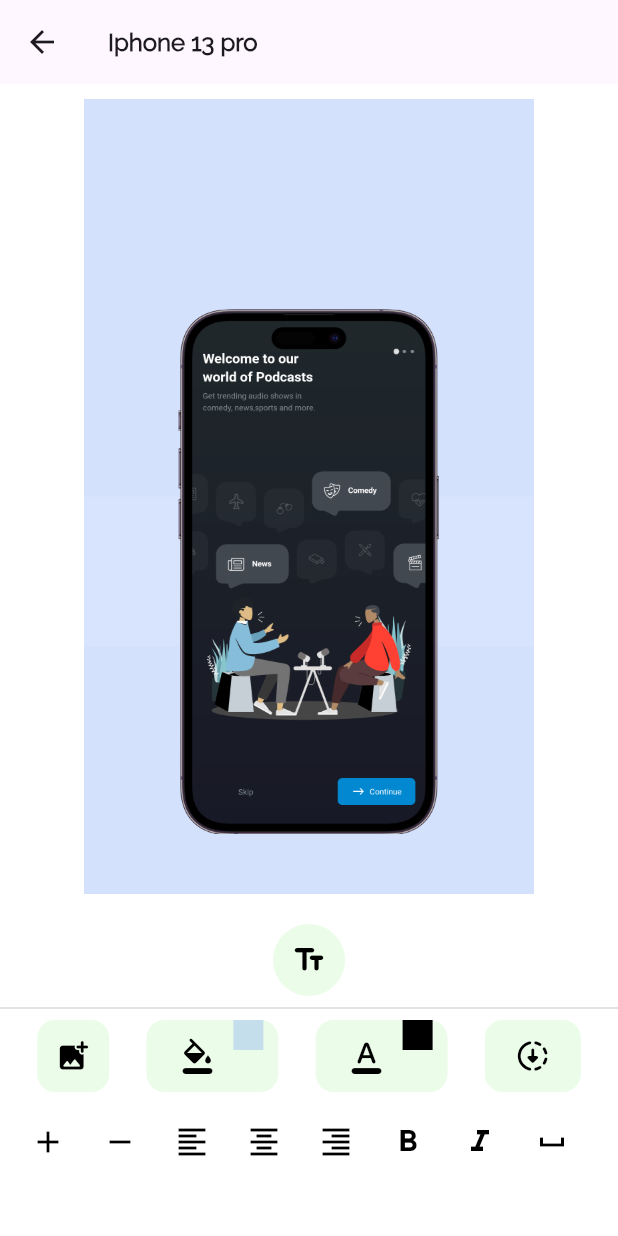
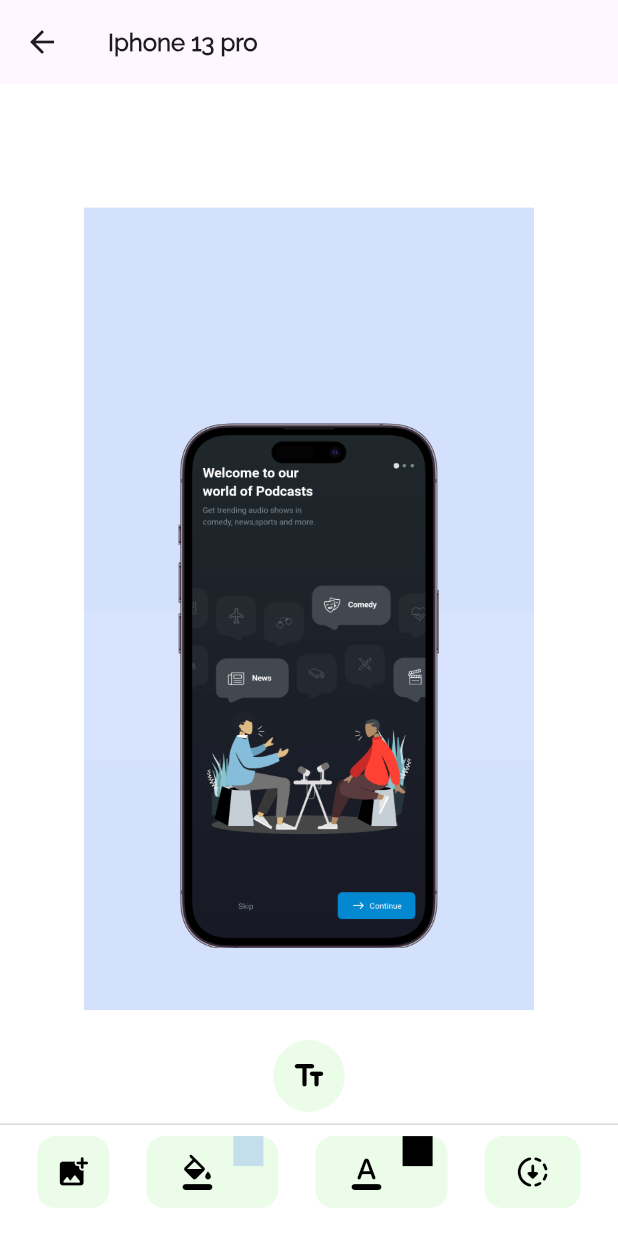
Before and after one commit to rashi874/Abox, a Flutter app: the screen it shows after launch, scrolled down 50 dp, after a tap on "Iphone 13 pro", on a phone screen of 412 x 824 dp. Run offline on Flutter 3.47's test engine with Material 2 defaults, Android fonts, the phone set to English and light mode, and no system bars; drawn by our look-alikes of screenshot; our stand-ins replace flutter_colorpicker, fluttertoast, google_mobile_ads, image_gallery_saver, image_picker, permission_handler; network calls fail.

Commit message:
version 2.0.1

```diff
--- a/lib/view/widgets/horizontal_view/widget/horizontal_edit.dart
+++ b/lib/view/widgets/horizontal_view/widget/horizontal_edit.dart
@@ -42,7 +42,6 @@ class HorizontalEditing extends StatelessWidget {
               child: Screenshot(
                 controller: appservices.screenshotController,
                 child: Container(
-                  height: 200,
                   width: double.infinity,
                   decoration: BoxDecoration(
                     color: appservices.bgcolor,
--- a/lib/view/widgets/vertical_view/verticle_editing.dart
+++ b/lib/view/widgets/vertical_view/verticle_editing.dart
@@ -30,13 +30,15 @@ class VerticleEditing extends StatelessWidget {
               style: const TextStyle(fontSize: 16, fontWeight: FontWeight.bold),
             ),
           ),
-          body: ListView(children: [
-            kbox10,
+          body: Column(children: [
+            SizedBox(
+              height: MediaQuery.of(context).size.width * 0.2,
+            ),
             Center(
               child: Screenshot(
                 controller: appservices.screenshotController,
                 child: Container(
-                  height: 530,
+                  height: 535,
                   width: 300,
                   decoration: BoxDecoration(
                     color: appservices.bgcolor,
```
Also changed, not shown: pubspec.lock, 11 other files.
